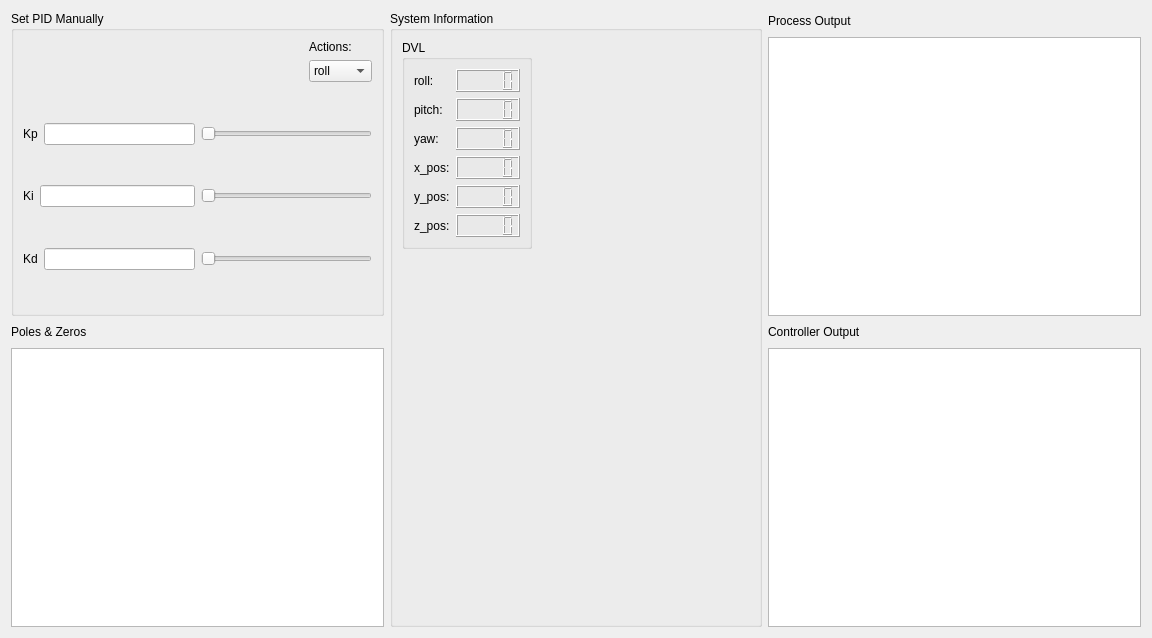
First picture: the form in ui/pid_control.ui, repository ayuyamo/gui-robot, before the edit.
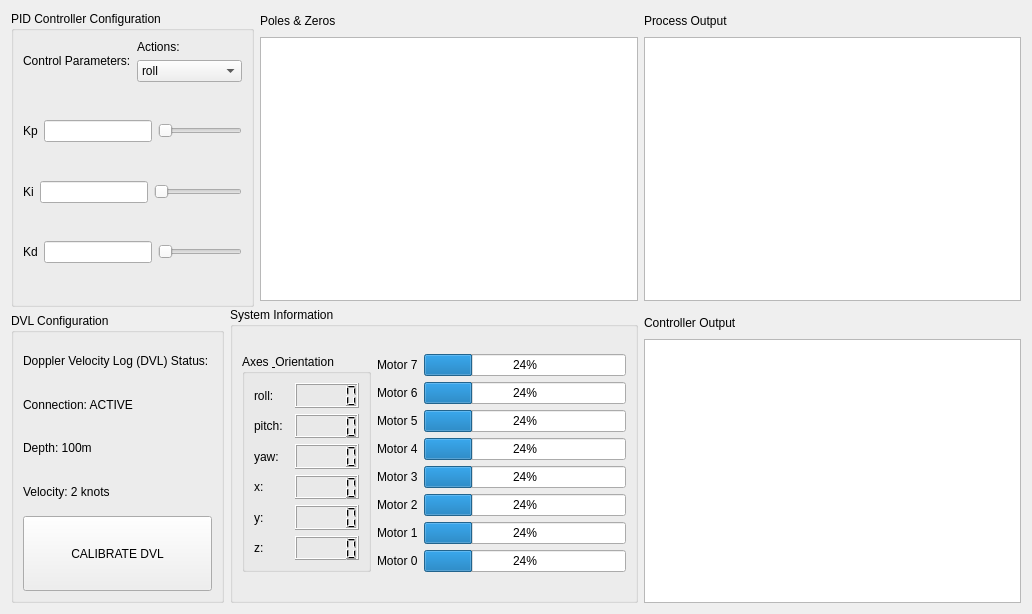
Second picture: the form after the edit.

Commit message: add button to go back to home, organize files

What changed in the file:
```diff
--- a/ui/pid_control.ui
+++ b/ui/pid_control.ui
@@ -6,37 +6,34 @@
    <rect>
     <x>0</x>
     <y>0</y>
-    <width>1152</width>
-    <height>638</height>
+    <width>1032</width>
+    <height>614</height>
    </rect>
   </property>
+  <property name="sizePolicy">
+   <sizepolicy hsizetype="Fixed" vsizetype="Fixed">
+    <horstretch>0</horstretch>
+    <verstretch>0</verstretch>
+   </sizepolicy>
+  </property>
   <property name="windowTitle">
    <string>Form</string>
   </property>
-  <layout class="QGridLayout" name="gridLayout_4">
-   <item row="0" column="0">
+  <layout class="QGridLayout" name="gridLayout_3">
+   <item row="0" column="0" rowspan="2" colspan="2">
     <widget class="QGroupBox" name="groupBox">
      <property name="title">
-      <string>Set PID Manually</string>
+      <string>PID Controller Configuration</string>
      </property>
-     <layout class="QGridLayout" name="gridLayout">
-      <item row="0" column="0">
+     <layout class="QVBoxLayout" name="verticalLayout_15">
+      <item>
        <layout class="QHBoxLayout" name="horizontalLayout_16">
-        <property name="sizeConstraint">
-         <enum>QLayout::SetMinimumSize</enum>
-        </property>
         <item>
-         <spacer name="horizontalSpacer_4">
-          <property name="orientation">
-           <enum>Qt::Horizontal</enum>
+         <widget class="QLabel" name="label_26">
+          <property name="text">
+           <string>Control Parameters:</string>
           </property>
-          <property name="sizeHint" stdset="0">
-           <size>
-            <width>40</width>
-            <height>20</height>
-           </size>
-          </property>
-         </spacer>
+         </widget>
         </item>
         <item>
          <layout class="QVBoxLayout" name="verticalLayout_4">
@@ -85,7 +82,7 @@
         </item>
        </layout>
       </item>
-      <item row="1" column="0">
+      <item>
        <spacer name="verticalSpacer_2">
         <property name="orientation">
          <enum>Qt::Vertical</enum>
@@ -98,7 +95,7 @@
         </property>
        </spacer>
       </item>
-      <item row="2" column="0">
+      <item>
        <layout class="QHBoxLayout" name="horizontalLayout_4">
         <item>
          <layout class="QHBoxLayout" name="horizontalLayout">
@@ -123,7 +120,7 @@
         </item>
        </layout>
       </item>
-      <item row="3" column="0">
+      <item>
        <spacer name="verticalSpacer_3">
         <property name="orientation">
          <enum>Qt::Vertical</enum>
@@ -136,7 +133,7 @@
         </property>
        </spacer>
       </item>
-      <item row="4" column="0">
+      <item>
        <layout class="QHBoxLayout" name="horizontalLayout_5">
         <item>
          <layout class="QHBoxLayout" name="horizontalLayout_2">
@@ -161,7 +158,7 @@
         </item>
        </layout>
       </item>
-      <item row="5" column="0">
+      <item>
        <spacer name="verticalSpacer_4">
         <property name="orientation">
          <enum>Qt::Vertical</enum>
@@ -174,7 +171,7 @@
         </property>
        </spacer>
       </item>
-      <item row="6" column="0">
+      <item>
        <layout class="QHBoxLayout" name="horizontalLayout_6">
         <item>
          <layout class="QHBoxLayout" name="horizontalLayout_3">
@@ -199,7 +196,7 @@
         </item>
        </layout>
       </item>
-      <item row="7" column="0">
+      <item>
        <spacer name="verticalSpacer_5">
         <property name="orientation">
          <enum>Qt::Vertical</enum>
@@ -215,18 +212,80 @@
      </layout>
     </widget>
    </item>
-   <item row="0" column="1" rowspan="2">
+   <item row="0" column="2">
+    <layout class="QVBoxLayout" name="verticalLayout">
+     <item>
+      <layout class="QHBoxLayout" name="horizontalLayout_7">
+       <item>
+        <widget class="QLabel" name="label_6">
+         <property name="text">
+          <string>Poles &amp; Zeros</string>
+         </property>
+        </widget>
+       </item>
+       <item>
+        <spacer name="horizontalSpacer_3">
+         <property name="orientation">
+          <enum>Qt::Horizontal</enum>
+         </property>
+         <property name="sizeHint" stdset="0">
+          <size>
+           <width>40</width>
+           <height>20</height>
+          </size>
+         </property>
+        </spacer>
+       </item>
+      </layout>
+     </item>
+     <item>
+      <widget class="QGraphicsView" name="graphicsView_3"/>
+     </item>
+    </layout>
+   </item>
+   <item row="0" column="3">
+    <layout class="QVBoxLayout" name="verticalLayout_2">
+     <item>
+      <layout class="QHBoxLayout" name="horizontalLayout_8">
+       <item>
+        <widget class="QLabel" name="label_4">
+         <property name="text">
+          <string>Process Output</string>
+         </property>
+        </widget>
+       </item>
+       <item>
+        <spacer name="horizontalSpacer">
+         <property name="orientation">
+          <enum>Qt::Horizontal</enum>
+         </property>
+         <property name="sizeHint" stdset="0">
+          <size>
+           <width>40</width>
+           <height>20</height>
+          </size>
+         </property>
+        </spacer>
+       </item>
+      </layout>
+     </item>
+     <item>
+      <widget class="QGraphicsView" name="graphicsView"/>
+     </item>
+    </layout>
+   </item>
+   <item row="1" column="1" rowspan="2" colspan="2">
     <widget class="QGroupBox" name="groupBox_2">
      <property name="title">
       <string>System Information</string>
      </property>
-     <layout class="QGridLayout" name="gridLayout_3">
+     <layout class="QGridLayout" name="gridLayout">
       <item row="0" column="0">
        <layout class="QVBoxLayout" name="verticalLayout_5">
         <item>
          <widget class="QGroupBox" name="groupBox_3">
           <property name="title">
-           <string>DVL</string>
+           <string>Axes &amp; Orientation</string>
           </property>
           <layout class="QGridLayout" name="gridLayout_2">
            <item row="0" column="0">
@@ -243,17 +302,17 @@
              </item>
             </layout>
            </item>
-           <item row="1" column="0">
-            <layout class="QHBoxLayout" name="horizontalLayout_11">
+           <item row="4" column="0">
+            <layout class="QHBoxLayout" name="horizontalLayout_14">
              <item>
-              <widget class="QLabel" name="label_8">
+              <widget class="QLabel" name="label_14">
                <property name="text">
-                <string>pitch:</string>
+                <string>y:</string>
                </property>
               </widget>
              </item>
              <item>
-              <widget class="QLCDNumber" name="lcdNumber_6"/>
+              <widget class="QLCDNumber" name="lcdNumber_10"/>
              </item>
             </layout>
            </item>
@@ -271,40 +330,12 @@
              </item>
             </layout>
            </item>
-           <item row="3" column="0">
-            <layout class="QHBoxLayout" name="horizontalLayout_13">
-             <item>
-              <widget class="QLabel" name="label_13">
-               <property name="text">
-                <string>x_pos:</string>
-               </property>
-              </widget>
-             </item>
-             <item>
-              <widget class="QLCDNumber" name="lcdNumber_9"/>
-             </item>
-            </layout>
-           </item>
-           <item row="4" column="0">
-            <layout class="QHBoxLayout" name="horizontalLayout_14">
-             <item>
-              <widget class="QLabel" name="label_14">
-               <property name="text">
-                <string>y_pos:</string>
-               </property>
-              </widget>
-             </item>
-             <item>
-              <widget class="QLCDNumber" name="lcdNumber_10"/>
-             </item>
-            </layout>
-           </item>
            <item row="5" column="0">
             <layout class="QHBoxLayout" name="horizontalLayout_15">
              <item>
               <widget class="QLabel" name="label_15">
                <property name="text">
-                <string>z_pos:</string>
+                <string>z:</string>
                </property>
               </widget>
              </item>
@@ -313,103 +344,295 @@
              </item>
             </layout>
            </item>
+           <item row="3" column="0">
+            <layout class="QHBoxLayout" name="horizontalLayout_13">
+             <item>
+              <widget class="QLabel" name="label_13">
+               <property name="text">
+                <string>x:</string>
+               </property>
+              </widget>
+             </item>
+             <item>
+              <widget class="QLCDNumber" name="lcdNumber_9"/>
+             </item>
+            </layout>
+           </item>
+           <item row="1" column="0">
+            <layout class="QHBoxLayout" name="horizontalLayout_11">
+             <item>
+              <widget class="QLabel" name="label_8">
+               <property name="text">
+                <string>pitch:</string>
+               </property>
+              </widget>
+             </item>
+             <item>
+              <widget class="QLCDNumber" name="lcdNumber_6"/>
+             </item>
+            </layout>
+           </item>
           </layout>
          </widget>
         </item>
-        <item>
-         <spacer name="verticalSpacer">
-          <property name="orientation">
-           <enum>Qt::Vertical</enum>
-          </property>
-          <property name="sizeHint" stdset="0">
-           <size>
-            <width>20</width>
-            <height>40</height>
-           </size>
-          </property>
-         </spacer>
-        </item>
        </layout>
       </item>
       <item row="0" column="1">
-       <spacer name="horizontalSpacer_5">
-        <property name="orientation">
-         <enum>Qt::Horizontal</enum>
+       <layout class="QVBoxLayout" name="verticalLayout_6">
+        <item>
+         <layout class="QHBoxLayout" name="horizontalLayout_23">
+          <item>
+           <widget class="QLabel" name="label_20">
+            <property name="sizePolicy">
+             <sizepolicy hsizetype="Fixed" vsizetype="Fixed">
+              <horstretch>0</horstretch>
+              <verstretch>0</verstretch>
+             </sizepolicy>
+            </property>
+            <property name="text">
+             <string>Motor 7</string>
+            </property>
+           </widget>
+          </item>
+          <item>
+           <widget class="QProgressBar" name="progressBar_12">
+            <property name="value">
+             <number>24</number>
+            </property>
+           </widget>
+          </item>
+         </layout>
+        </item>
+        <item>
+         <layout class="QHBoxLayout" name="horizontalLayout_24">
+          <item>
+           <widget class="QLabel" name="label_21">
+            <property name="sizePolicy">
+             <sizepolicy hsizetype="Fixed" vsizetype="Fixed">
+              <horstretch>0</horstretch>
+              <verstretch>0</verstretch>
+             </sizepolicy>
+            </property>
+            <property name="text">
+             <string>Motor 6</string>
+            </property>
+           </widget>
+          </item>
+          <item>
+           <widget class="QProgressBar" name="progressBar_13">
+            <property name="value">
+             <number>24</number>
+            </property>
+           </widget>
+          </item>
+         </layout>
+        </item>
+        <item>
+         <layout class="QHBoxLayout" name="horizontalLayout_22">
+          <item>
+           <widget class="QLabel" name="label_19">
+            <property name="sizePolicy">
+             <sizepolicy hsizetype="Fixed" vsizetype="Fixed">
+              <horstretch>0</horstretch>
+              <verstretch>0</verstretch>
+             </sizepolicy>
+            </property>
+            <property name="text">
+             <string>Motor 5</string>
+            </property>
+           </widget>
+          </item>
+          <item>
+           <widget class="QProgressBar" name="progressBar_11">
+            <property name="value">
+             <number>24</number>
+            </property>
+           </widget>
+          </item>
+         </layout>
+        </item>
+        <item>
+         <layout class="QHBoxLayout" name="horizontalLayout_19">
+          <item>
+           <widget class="QLabel" name="label_16">
+            <property name="sizePolicy">
+             <sizepolicy hsizetype="Fixed" vsizetype="Fixed">
+              <horstretch>0</horstretch>
+              <verstretch>0</verstretch>
+             </sizepolicy>
+            </property>
+            <property name="text">
+             <string>Motor 4</string>
+            </property>
+           </widget>
+          </item>
+          <item>
+           <widget class="QProgressBar" name="progressBar_8">
+            <property name="value">
+             <number>24</number>
+            </property>
+           </widget>
+          </item>
+         </layout>
+        </item>
+        <item>
+         <layout class="QHBoxLayout" name="horizontalLayout_20">
+          <item>
+           <widget class="QLabel" name="label_17">
+            <property name="sizePolicy">
+             <sizepolicy hsizetype="Fixed" vsizetype="Fixed">
+              <horstretch>0</horstretch>
+              <verstretch>0</verstretch>
+             </sizepolicy>
+            </property>
+            <property name="text">
+             <string>Motor 3</string>
+            </property>
+           </widget>
+          </item>
+          <item>
+           <widget class="QProgressBar" name="progressBar_9">
+            <property name="value">
+             <number>24</number>
+            </property>
+           </widget>
+          </item>
+         </layout>
+        </item>
+        <item>
+         <layout class="QHBoxLayout" name="horizontalLayout_18">
+          <item>
+           <widget class="QLabel" name="label_12">
+            <property name="sizePolicy">
+             <sizepolicy hsizetype="Fixed" vsizetype="Fixed">
+              <horstretch>0</horstretch>
+              <verstretch>0</verstretch>
+             </sizepolicy>
+            </property>
+            <property name="text">
+             <string>Motor 2</string>
+            </property>
+           </widget>
+          </item>
+          <item>
+           <widget class="QProgressBar" name="progressBar_7">
+            <property name="value">
+             <number>24</number>
+            </property>
+           </widget>
+          </item>
+         </layout>
+        </item>
+        <item>
+         <layout class="QHBoxLayout" name="horizontalLayout_21">
+          <item>
+           <widget class="QLabel" name="label_18">
+            <property name="sizePolicy">
+             <sizepolicy hsizetype="Fixed" vsizetype="Fixed">
+              <horstretch>0</horstretch>
+              <verstretch>0</verstretch>
+             </sizepolicy>
+            </property>
+            <property name="text">
+             <string>Motor 1</string>
+            </property>
+           </widget>
+          </item>
+          <item>
+           <widget class="QProgressBar" name="progressBar_10">
+            <property name="value">
+             <number>24</number>
+            </property>
+           </widget>
+          </item>
+         </layout>
+        </item>
+        <item>
+         <layout class="QHBoxLayout" name="horizontalLayout_17">
+          <item>
+           <widget class="QLabel" name="label_11">
+            <property name="sizePolicy">
+             <sizepolicy hsizetype="Fixed" vsizetype="Fixed">
+              <horstretch>0</horstretch>
+              <verstretch>0</verstretch>
+             </sizepolicy>
+            </property>
+            <property name="text">
+             <string>Motor 0</string>
+            </property>
+           </widget>
+          </item>
+          <item>
+           <widget class="QProgressBar" name="progressBar_6">
+            <property name="value">
+             <number>24</number>
+            </property>
+           </widget>
+          </item>
+         </layout>
+        </item>
+       </layout>
+      </item>
+     </layout>
+    </widget>
+   </item>
+   <item row="2" column="0">
+    <widget class="QGroupBox" name="groupBox_4">
+     <property name="title">
+      <string>DVL Configuration</string>
+     </property>
+     <layout class="QVBoxLayout" name="verticalLayout_14">
+      <item>
+       <widget class="QLabel" name="label_22">
+        <property name="text">
+         <string>Doppler Velocity Log (DVL) Status: </string>
         </property>
-        <property name="sizeHint" stdset="0">
+       </widget>
+      </item>
+      <item>
+       <widget class="QLabel" name="label_23">
+        <property name="text">
+         <string>Connection: ACTIVE</string>
+        </property>
+       </widget>
+      </item>
+      <item>
+       <widget class="QLabel" name="label_24">
+        <property name="text">
+         <string>Depth: 100m</string>
+        </property>
+       </widget>
+      </item>
+      <item>
+       <widget class="QLabel" name="label_25">
+        <property name="text">
+         <string>Velocity: 2 knots</string>
+        </property>
+       </widget>
+      </item>
+      <item>
+       <widget class="QPushButton" name="pushButton">
+        <property name="sizePolicy">
+         <sizepolicy hsizetype="Minimum" vsizetype="MinimumExpanding">
+          <horstretch>0</horstretch>
+          <verstretch>0</verstretch>
+         </sizepolicy>
+        </property>
+        <property name="maximumSize">
          <size>
-          <width>199</width>
-          <height>20</height>
+          <width>16777215</width>
+          <height>75</height>
          </size>
         </property>
-       </spacer>
+        <property name="text">
+         <string>CALIBRATE DVL</string>
+        </property>
+       </widget>
       </item>
      </layout>
     </widget>
    </item>
-   <item row="0" column="2">
-    <layout class="QVBoxLayout" name="verticalLayout_2">
-     <item>
-      <layout class="QHBoxLayout" name="horizontalLayout_8">
-       <item>
-        <widget class="QLabel" name="label_4">
-         <property name="text">
-          <string>Process Output</string>
-         </property>
-        </widget>
-       </item>
-       <item>
-        <spacer name="horizontalSpacer">
-         <property name="orientation">
-          <enum>Qt::Horizontal</enum>
-         </property>
-         <property name="sizeHint" stdset="0">
-          <size>
-           <width>40</width>
-           <height>20</height>
-          </size>
-         </property>
-        </spacer>
-       </item>
-      </layout>
-     </item>
-     <item>
-      <widget class="QGraphicsView" name="graphicsView"/>
-     </item>
-    </layout>
-   </item>
-   <item row="1" column="0">
-    <layout class="QVBoxLayout" name="verticalLayout">
-     <item>
-      <layout class="QHBoxLayout" name="horizontalLayout_7">
-       <item>
-        <widget class="QLabel" name="label_6">
-         <property name="text">
-          <string>Poles &amp; Zeros</string>
-         </property>
-        </widget>
-       </item>
-       <item>
-        <spacer name="horizontalSpacer_3">
-         <property name="orientation">
-          <enum>Qt::Horizontal</enum>
-         </property>
-         <property name="sizeHint" stdset="0">
-          <size>
-           <width>40</width>
-           <height>20</height>
-          </size>
-         </property>
-        </spacer>
-       </item>
-      </layout>
-     </item>
-     <item>
-      <widget class="QGraphicsView" name="graphicsView_3"/>
-     </item>
-    </layout>
-   </item>
-   <item row="1" column="2">
+   <item row="2" column="3">
     <layout class="QVBoxLayout" name="verticalLayout_3">
      <item>
       <layout class="QHBoxLayout" name="horizontalLayout_9">
```
The commit also changes 8 other files.
